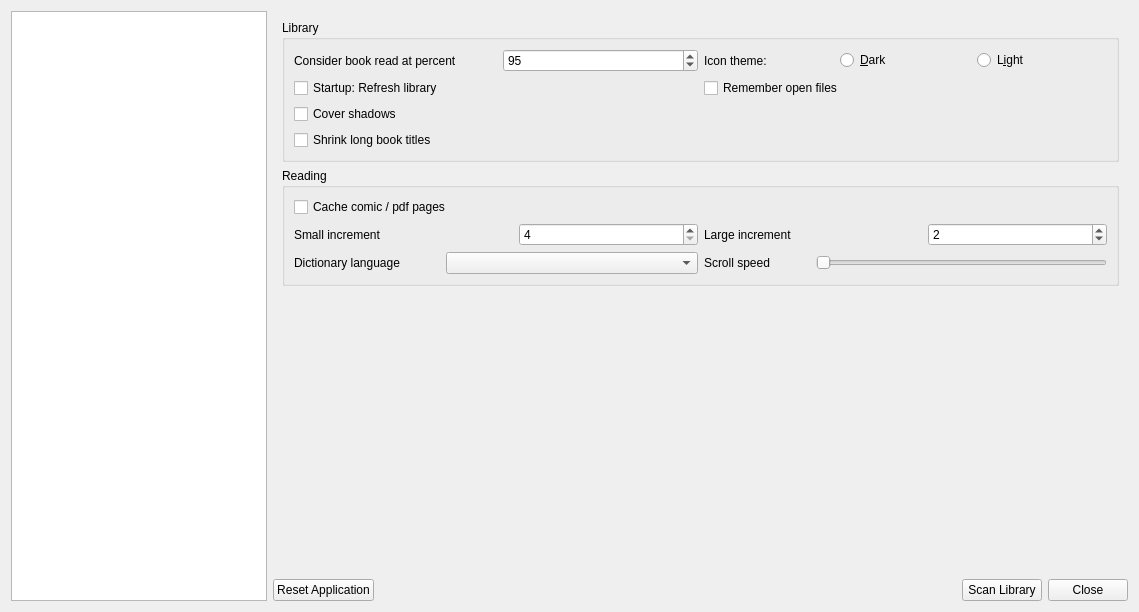
Above: lector/resources/raw/settings.ui from luhuaei/lector before the change. Below: the same form after it.
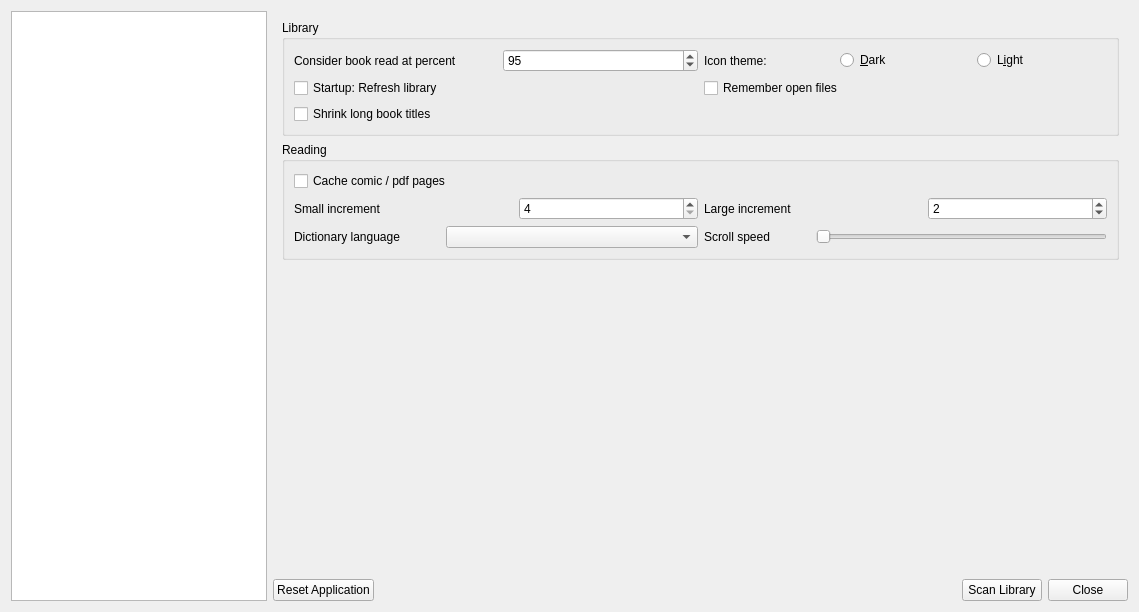
That is the form after the change. The open tabs and pages were chosen to show the change. Custom widgets are drawn as their Qt base class.

Commit message: remove coverShadows

```diff
--- a/lector/resources/raw/settings.ui
+++ b/lector/resources/raw/settings.ui
@@ -152,17 +152,6 @@
                   </item>
                  </layout>
                 </item>
-                <item>
-                 <layout class="QHBoxLayout" name="horizontalLayout_3">
-                  <item>
-                   <widget class="QCheckBox" name="coverShadows">
-                    <property name="text">
-                     <string>Cover shadows</string>
-                    </property>
-                   </widget>
-                  </item>
-                 </layout>
-                </item>
                 <item>
                  <layout class="QHBoxLayout" name="horizontalLayout_9">
                   <item>
```
The commit also changes 3 other files.
